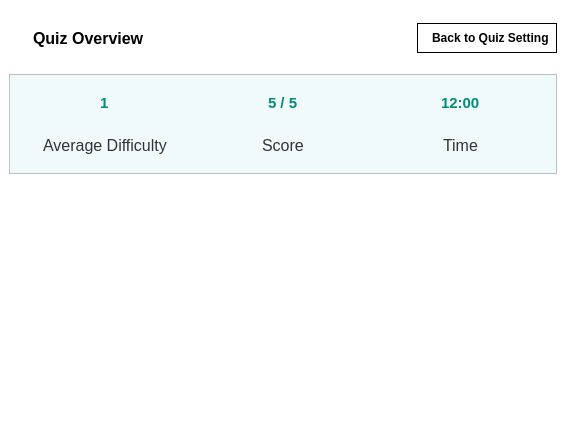
Above: src/views/quiz_response_view.ui from devforgely/MFA-Simulator before the change. Below: the same form after it.
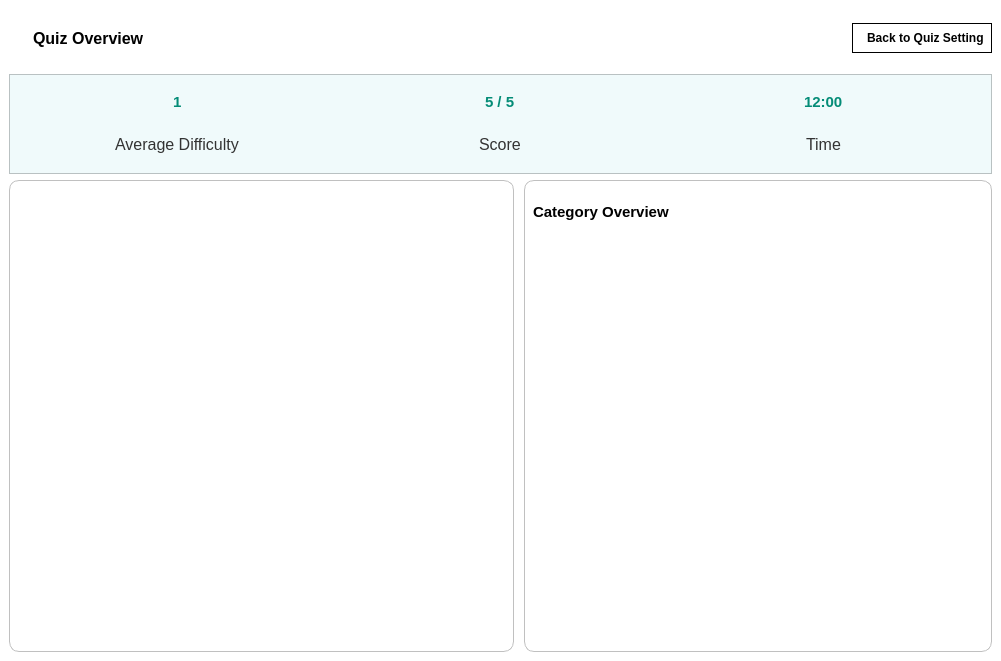
That is the form after the change. Icons and pictures are not drawn.

Diff of the .ui file:
```diff
--- a/src/views/quiz_response_view.ui
+++ b/src/views/quiz_response_view.ui
@@ -6,8 +6,8 @@
    <rect>
     <x>0</x>
     <y>0</y>
-    <width>566</width>
-    <height>426</height>
+    <width>1001</width>
+    <height>661</height>
    </rect>
   </property>
   <property name="windowTitle">
@@ -46,8 +46,36 @@
 	font-weight: bold;
 }
 
-#scroll_content {
+#detail_content, #analytic_content {
 	background-color: white;
+	border: 1px solid silver;
+	border-radius: 10px;
+}
+
+#percentage_display, #question_content {
+	background-color: white;
+}
+
+#analytic_title {
+	font-size: 11pt;
+	font-weight: bold;
+}
+
+#percentage_display QProgressBar {
+	min-height: 20px;
+	max-height: 20px;
+    border-radius: 10px;
+	background-color: #d5786c;
+	font-weight: bold;
+	color: white;
+	margin-bottom: 10px;
+}
+
+#percentage_display QProgressBar::chunk {
+	min-height: 20px;
+	max-height: 20px;
+    border-radius: 10px;
+	background-color: #048c77;
 }</string>
   </property>
   <layout class="QVBoxLayout" name="verticalLayout">
@@ -130,6 +158,9 @@
          <enum>QFrame::Raised</enum>
         </property>
         <layout class="QGridLayout" name="gridLayout">
+         <property name="bottomMargin">
+          <number>11</number>
+         </property>
          <item row="1" column="0" alignment="Qt::AlignHCenter">
           <widget class="QLabel" name="difficulty_label">
            <property name="text">
@@ -176,25 +207,108 @@
        </widget>
       </item>
       <item>
-       <widget class="QScrollArea" name="scrollArea">
-        <property name="frameShape">
-         <enum>QFrame::NoFrame</enum>
+       <layout class="QHBoxLayout" name="horizontalLayout_3">
+        <property name="spacing">
+         <number>10</number>
         </property>
-        <property name="widgetResizable">
-         <bool>true</bool>
+        <property name="topMargin">
+         <number>0</number>
         </property>
-        <widget class="QWidget" name="scroll_content">
-         <property name="geometry">
-          <rect>
-           <x>0</x>
-           <y>0</y>
-           <width>544</width>
-           <height>224</height>
-          </rect>
-         </property>
-         <layout class="QVBoxLayout" name="verticalLayout_3"/>
-        </widget>
-       </widget>
+        <item>
+         <widget class="QWidget" name="detail_content" native="true">
+          <layout class="QVBoxLayout" name="verticalLayout_6">
+           <property name="spacing">
+            <number>0</number>
+           </property>
+           <property name="leftMargin">
+            <number>11</number>
+           </property>
+           <property name="topMargin">
+            <number>11</number>
+           </property>
+           <property name="rightMargin">
+            <number>11</number>
+           </property>
+           <property name="bottomMargin">
+            <number>11</number>
+           </property>
+           <item>
+            <widget class="QScrollArea" name="scrollArea">
+             <property name="frameShape">
+              <enum>QFrame::NoFrame</enum>
+             </property>
+             <property name="widgetResizable">
+              <bool>true</bool>
+             </property>
+             <widget class="QWidget" name="question_content">
+              <property name="geometry">
+               <rect>
+                <x>0</x>
+                <y>0</y>
+                <width>473</width>
+                <height>435</height>
+               </rect>
+              </property>
+              <layout class="QVBoxLayout" name="verticalLayout_4"/>
+             </widget>
+            </widget>
+           </item>
+          </layout>
+         </widget>
+        </item>
+        <item>
+         <widget class="QWidget" name="analytic_content" native="true">
+          <property name="sizePolicy">
+           <sizepolicy hsizetype="Maximum" vsizetype="Preferred">
+            <horstretch>0</horstretch>
+            <verstretch>0</verstretch>
+           </sizepolicy>
+          </property>
+          <layout class="QVBoxLayout" name="verticalLayout_3">
+           <item alignment="Qt::AlignHCenter">
+            <widget class="QLabel" name="analytic_title">
+             <property name="sizePolicy">
+              <sizepolicy hsizetype="Preferred" vsizetype="Maximum">
+               <horstretch>0</horstretch>
+               <verstretch>0</verstretch>
+              </sizepolicy>
+             </property>
+             <property name="minimumSize">
+              <size>
+               <width>450</width>
+               <height>45</height>
+              </size>
+             </property>
+             <property name="text">
+              <string>Category Overview</string>
+             </property>
+            </widget>
+           </item>
+           <item>
+            <widget class="QScrollArea" name="scrollArea_2">
+             <property name="frameShape">
+              <enum>QFrame::NoFrame</enum>
+             </property>
+             <property name="widgetResizable">
+              <bool>true</bool>
+             </property>
+             <widget class="QWidget" name="percentage_display">
+              <property name="geometry">
+               <rect>
+                <x>0</x>
+                <y>0</y>
+                <width>450</width>
+                <height>383</height>
+               </rect>
+              </property>
+              <layout class="QVBoxLayout" name="verticalLayout_5"/>
+             </widget>
+            </widget>
+           </item>
+          </layout>
+         </widget>
+        </item>
+       </layout>
       </item>
      </layout>
     </widget>
```
